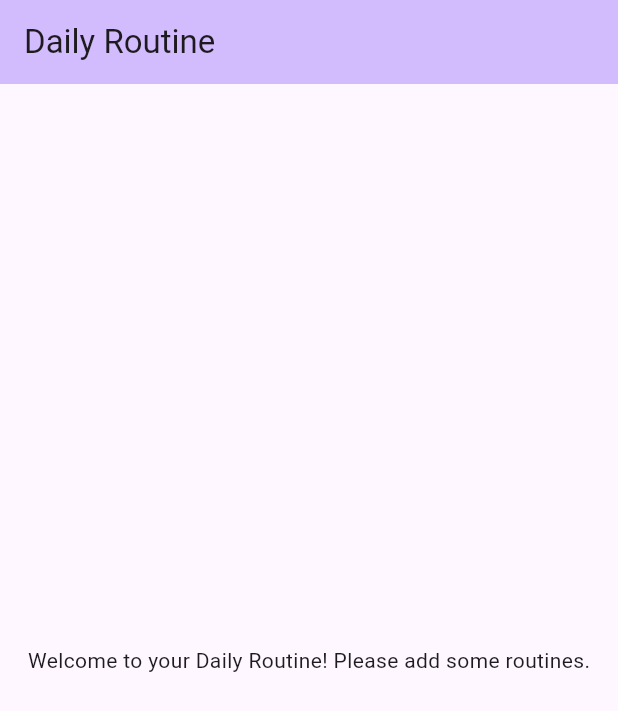
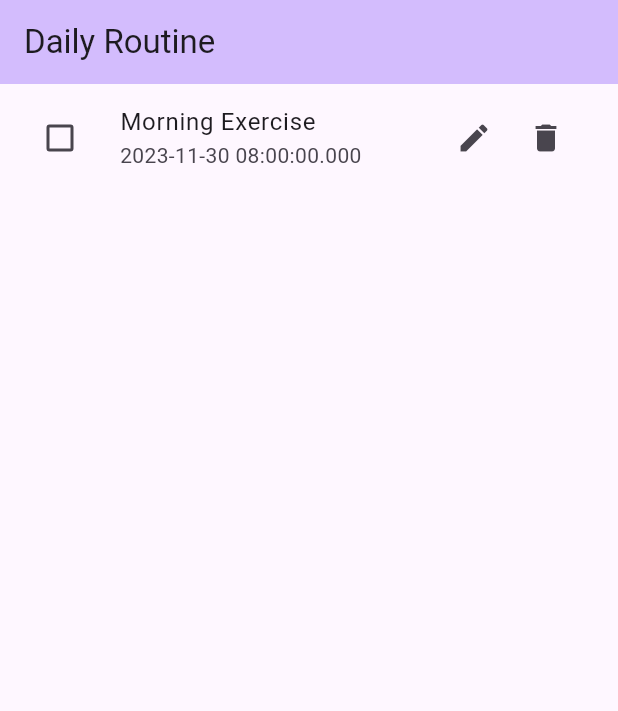
Before and after one commit to igorbasko01/daily-routine, a Flutter app: the screen it shows after launch, on a phone screen of 412 x 824 dp. Shown: the top 711 px of the screen. Run offline on Flutter 3.47's test engine with Material 3 defaults, Android fonts, the phone set to English and light mode, and no system bars; our stand-ins replace flutter_bloc.

Commit message:
display routines in home page, fix #1

```diff
--- a/lib/main.dart
+++ b/lib/main.dart
@@ -1,5 +1,6 @@
 import 'package:daily_routine/blocs/routine_bloc.dart';
 import 'package:daily_routine/blocs/routine_event.dart';
+import 'package:daily_routine/models/routine.dart';
 import 'package:daily_routine/repositories/in_memory_routine_repository.dart';
 import 'package:daily_routine/screens/home_page.dart';
 import 'package:flutter/material.dart';
@@ -23,12 +24,16 @@ class MyApp extends StatelessWidget {
         ),
         home: BlocProvider(
           create: (context) {
-          var bloc = RoutineBloc(InMemoryRoutineRepository());
+            var bloc = RoutineBloc(InMemoryRoutineRepository(initialRoutines: [
+              Routine(
+                  id: 1,
+                  name: 'Morning Exercise',
+                  time: DateTime(2023, 11, 30, 8, 0))
+            ]));
             bloc.add(LoadAllRoutineEvent());
             return bloc;
           },
           child: const HomePage(),
-      )
-    );
+        ));
   }
 }
--- a/lib/models/routine.dart
+++ b/lib/models/routine.dart
@@ -14,6 +14,11 @@ class Routine {
   copyWith({required int id}) {
     return Routine(
         id: id, name: name, time: time, isCompleted: isCompleted);
+  }
+
+  toggleCompleted() {
+    return Routine(
+        id: id, name: name, time: time, isCompleted: !isCompleted);
   }
 
   @override
--- a/lib/screens/home_page.dart
+++ b/lib/screens/home_page.dart
@@ -1,5 +1,7 @@
 import 'package:daily_routine/blocs/routine_bloc.dart';
+import 'package:daily_routine/blocs/routine_event.dart';
 import 'package:daily_routine/blocs/routine_state.dart';
+import 'package:daily_routine/models/routine.dart';
 import 'package:flutter/material.dart';
 import 'package:flutter_bloc/flutter_bloc.dart';
 
@@ -27,7 +29,7 @@ class HomePage extends StatelessWidget {
             );
           } else {
             return Center(
-              child: Text('You have ${state.routines.length} routines.'),
+              child: _listOfRoutines(state.routines),
             );
           }
         } else {
@@ -38,4 +40,46 @@ class HomePage extends StatelessWidget {
       }),
     );
   }
+
+  Widget _listOfRoutines(List<Routine> routines) {
+    return ListView.builder(
+      itemCount: routines.length,
+      itemBuilder: (context, index) {
+        var routine = routines[index];
+        return ListTile(
+          leading: Checkbox(
+            key: const Key('checkButton'),
+            value: routine.isCompleted,
+            onChanged: (value) {
+              BlocProvider.of<RoutineBloc>(context).add(
+                  UpdateRoutineEvent(routine.toggleCompleted()));
+            },
+          ),
+          title: Text(routines[index].name),
+          subtitle: Text(routines[index].time.toString()),
+          trailing: Row(
+            mainAxisSize: MainAxisSize.min,
+            children: [
+              IconButton(
+                key: const Key('editButton'),
+                icon: const Icon(Icons.edit),
+                onPressed: () {
+                  Navigator.pushNamed(context, '/editRoutine',
+                      arguments: routine);
+                },
+              ),
+              IconButton(
+                key: const Key('deleteButton'),
+                icon: const Icon(Icons.delete),
+                onPressed: () {
+                  BlocProvider.of<RoutineBloc>(context)
+                      .add(DeleteRoutineEvent(routine.id));
+                },
+              ),
+            ],
+          ),
+        );
+      },
+    );
+  }
 }
```
Also changed, not shown: 1 other file. Lines whose indentation alone changed are shown as unchanged.
